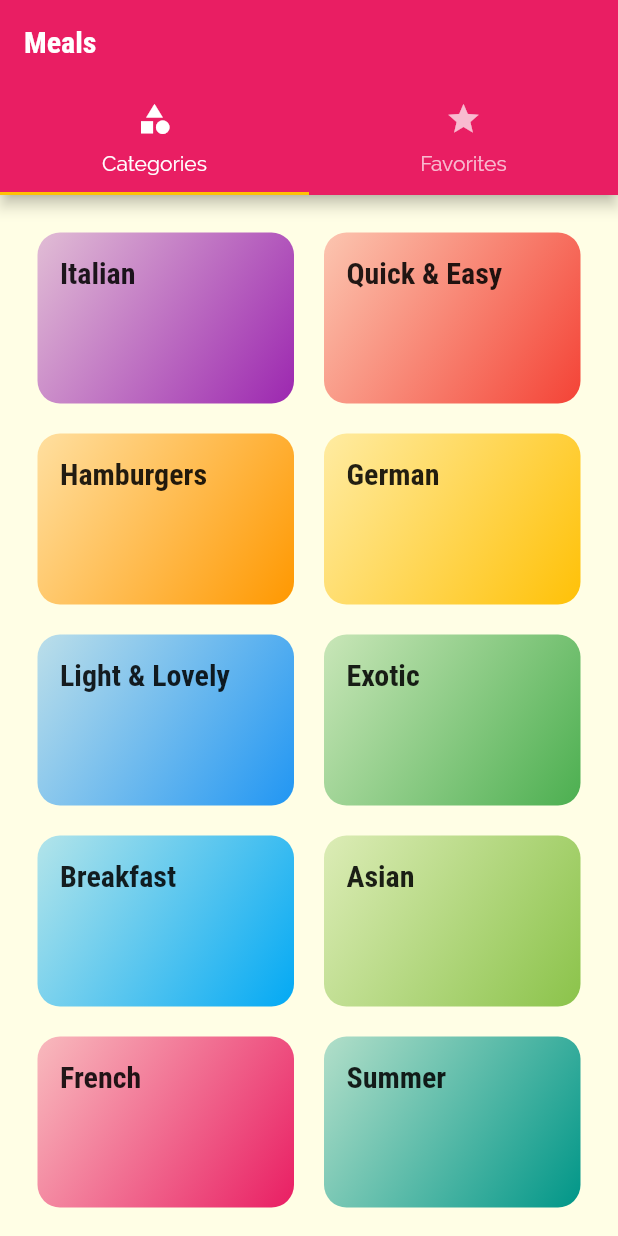
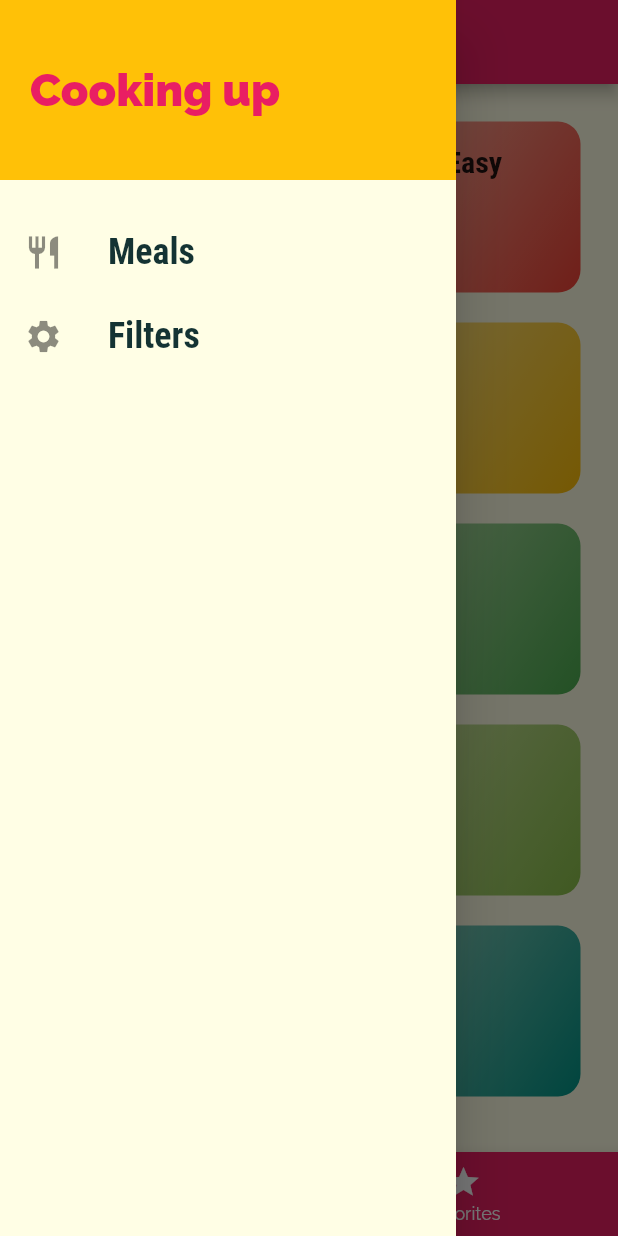
Before and after one commit to terinSeb/Meals_App_Flutter, a Flutter app: the screen it shows after launch, with the side drawer open (before the commit the screen has no drawer), on a phone screen of 412 x 824 dp. Run offline on Flutter 3.47's test engine with Material 2 defaults, Android fonts, the phone set to English and light mode, and no system bars.

Commit message:
Added a custom drawer

```diff
--- a/lib/screens/tabs_screen.dart
+++ b/lib/screens/tabs_screen.dart
@@ -1,6 +1,7 @@
 import 'package:flutter/material.dart';
-import 'package:meals_app_flutter/screens/favorites_screen.dart';
-import './categories_screnn.dart';
+import '../screens/favorites_screen.dart';
+import '../widgets/main_drawer.dart';
+import '../screens/categories_screnn.dart';
 
 class TabScreen extends StatefulWidget {
   const TabScreen({Key? key}) : super(key: key);
@@ -10,27 +11,66 @@
 }
 
 class _TabScreenState extends State<TabScreen> {
+  final List<Map<String, Object>> _pages = [
+    {'page': const CategoriesScreen(), 'title': 'Categories'},
+    {'page': const FavoritesScreen(), 'title': 'Your Favorite'}
+  ];
+  int _selectedPageIndex = 0;
+  void setPage(int index) {
+    setState(() {
+      _selectedPageIndex = index;
+    });
+  }
+
   @override
   Widget build(BuildContext context) {
-    return DefaultTabController(
-        length: 2,
-        initialIndex: 0,
-        child: Scaffold(
-          appBar: AppBar(
-            title: const Text('Meals'),
-            bottom: const TabBar(tabs: [
-              Tab(
+    //The below code is to draow Tabs at the Top
+    //   return DefaultTabController(
+    //       length: 2,
+    //       initialIndex: 0,
+    //       child: Scaffold(
+    //         appBar: AppBar(
+    //           title: const Text('Meals'),
+    //           bottom: const TabBar(tabs: [
+    //             Tab(
+    //               icon: Icon(Icons.category),
+    //               text: 'Categories',
+    //             ),
+    //             Tab(
+    //               icon: Icon(Icons.star),
+    //               text: 'Favorites',
+    //             )
+    //           ]),
+    //         ),
+    //         body: const TabBarView(
+    //             children: [CategoriesScreen(), FavoritesScreen()]),
+    //       ));
+    // }
+
+    //The below code is to draw Tabs at the Boootm
+    return Scaffold(
+      appBar:
+          AppBar(title: Text(_pages[_selectedPageIndex]['title'] as String)),
+      drawer: const MainDrawe(),
+      body: _pages[_selectedPageIndex]['page'] as Widget,
+      bottomNavigationBar: BottomNavigationBar(
+          onTap: setPage,
+          backgroundColor: Theme.of(context).colorScheme.primary,
+          unselectedItemColor: Colors.white,
+          selectedItemColor: Theme.of(context).colorScheme.secondary,
+          currentIndex: _selectedPageIndex,
+          // type: BottomNavigationBarType.shifting,
+          // ignore: prefer_const_literals_to_create_immutables
+          items: [
+            const BottomNavigationBarItem(
+                // backgroundColor: Theme.of(context).colorScheme.primary,
                 icon: Icon(Icons.category),
-                text: 'Categories',
-              ),
-              Tab(
+                label: 'Categories'),
+            const BottomNavigationBarItem(
+                // backgroundColor: Theme.of(context).colorScheme.primary,
                 icon: Icon(Icons.star),
-                text: 'Favorites',
-              )
-            ]),
-          ),
-          body: const TabBarView(
-              children: [CategoriesScreen(), FavoritesScreen()]),
-        ));
+                label: 'Favorites')
+          ]),
+    );
   }
 }
--- /dev/null
+++ b/lib/widgets/main_drawer.dart
@@ -0,0 +1,49 @@
+import 'package:flutter/material.dart';
+
+class MainDrawe extends StatelessWidget {
+  const MainDrawe({Key? key}) : super(key: key);
+  Widget buildListTile(String title, IconData icon) {
+    return ListTile(
+      leading: Icon(
+        icon,
+        size: 26,
+      ),
+      title: Text(
+        title,
+        style: const TextStyle(
+            fontFamily: 'RobotoCondensed',
+            fontSize: 24,
+            fontWeight: FontWeight.bold),
+      ),
+    );
+  }
+
+  @override
+  Widget build(BuildContext context) {
+    return Drawer(
+      child: Column(
+        children: [
+          Container(
+            height: 120,
+            width: double.infinity,
+            padding: const EdgeInsets.all(20),
+            alignment: Alignment.centerLeft,
+            color: Theme.of(context).colorScheme.secondary,
+            child: Text(
+              'Cooking up',
+              style: TextStyle(
+                  fontSize: 30,
+                  fontWeight: FontWeight.w900,
+                  color: Theme.of(context).colorScheme.primary),
+            ),
+          ),
+          const SizedBox(
+            height: 20,
+          ),
+          buildListTile('Meals', Icons.restaurant),
+          buildListTile('Filters', Icons.settings)
+        ],
+      ),
+    );
+  }
+}
```
